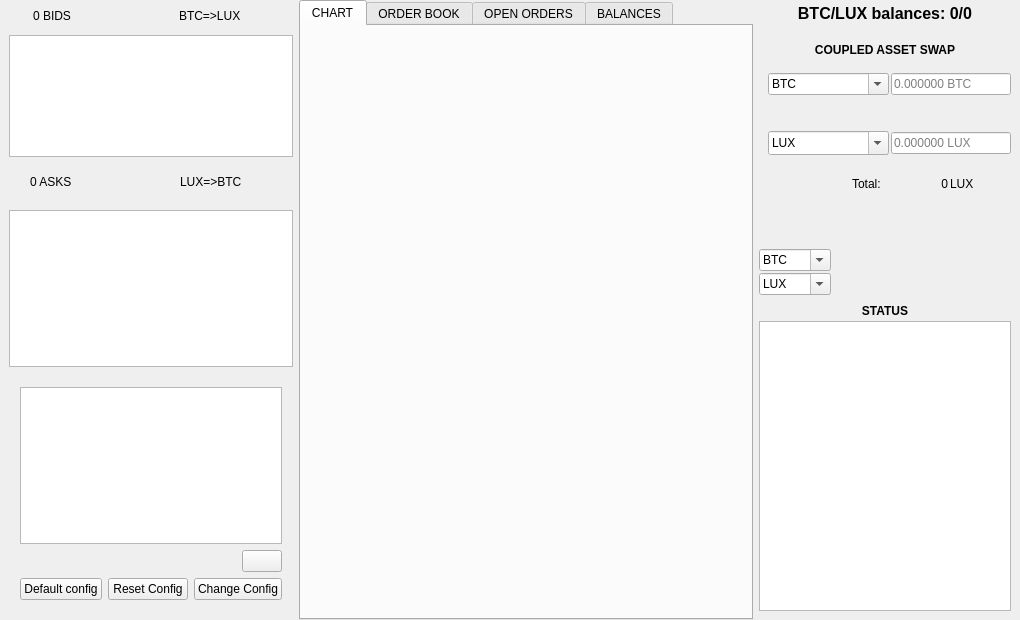
Above: src/qt/forms/luxgatedialog.ui from LUX-Core/lux before the change. Below: the same form after it.
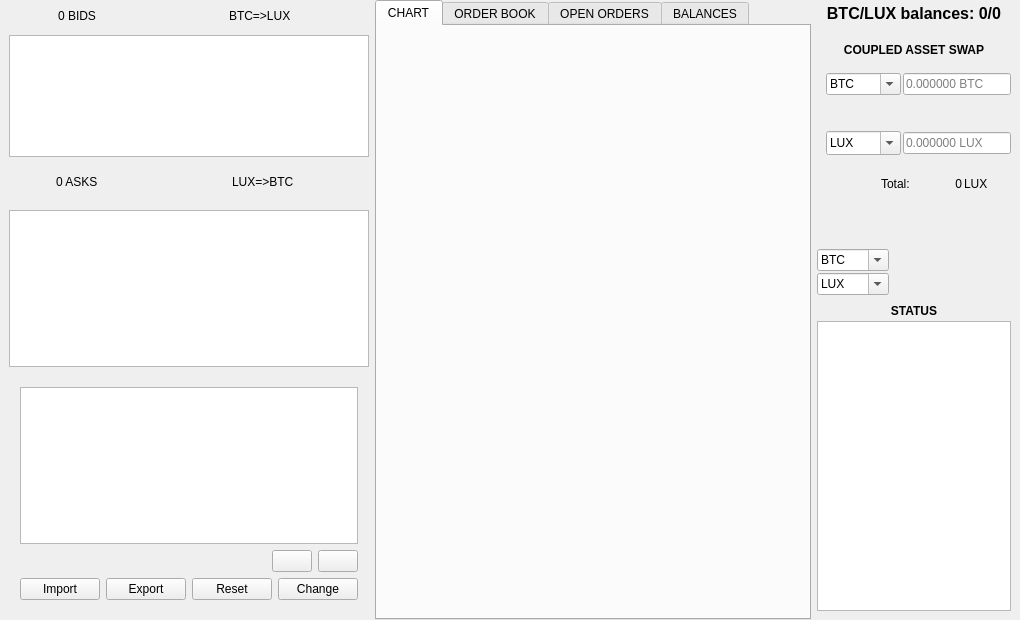
That is the form after the change. Icons and pictures are not drawn.

Commit message: luxgate gui: only if --enable-luxgate, Configuration: add remove button

What changed in the file:
```diff
--- a/src/qt/forms/luxgatedialog.ui
+++ b/src/qt/forms/luxgatedialog.ui
@@ -303,6 +303,17 @@
                  </property>
                 </spacer>
                </item>
+               <item>
+                <widget class="QPushButton" name="pushButtonRemoveConfiguration">
+                 <property name="text">
+                  <string/>
+                 </property>
+                 <property name="icon">
+                  <iconset resource="../lux.qrc">
+                   <normaloff>:/icons/remove</normaloff>:/icons/remove</iconset>
+                 </property>
+                </widget>
+               </item>
                <item>
                 <widget class="QPushButton" name="pushButtonAddConfiguration">
                  <property name="text">
@@ -321,21 +332,28 @@
                <item>
                 <widget class="QPushButton" name="pushButtonDefaultConfig">
                  <property name="text">
-                  <string>Default config</string>
+                  <string>Import</string>
+                 </property>
+                </widget>
+               </item>
+               <item>
+                <widget class="QPushButton" name="pushButtonExportConfig">
+                 <property name="text">
+                  <string>Export</string>
                  </property>
                 </widget>
                </item>
                <item>
                 <widget class="QPushButton" name="pushButtonResetConfig">
                  <property name="text">
-                  <string>Reset Config</string>
+                  <string>Reset</string>
                  </property>
                 </widget>
                </item>
                <item>
                 <widget class="QPushButton" name="pushButtonChangeConfig">
                  <property name="text">
-                  <string>Change Config</string>
+                  <string>Change</string>
                  </property>
                 </widget>
                </item>
```
Left out of the diff: 14 changed lines with no effect on the pictures. The commit also changes 9 other files.
